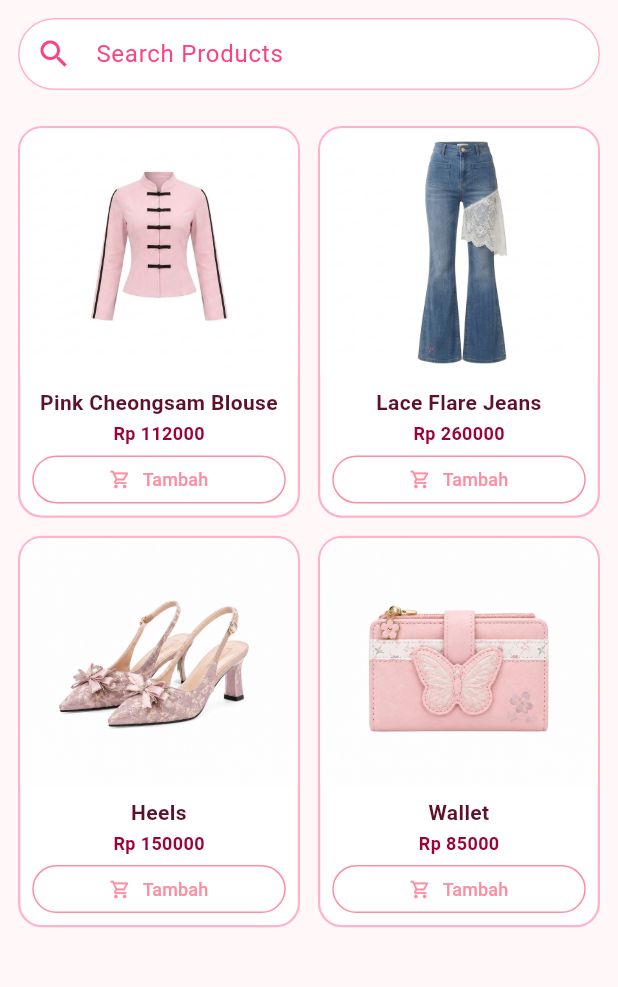
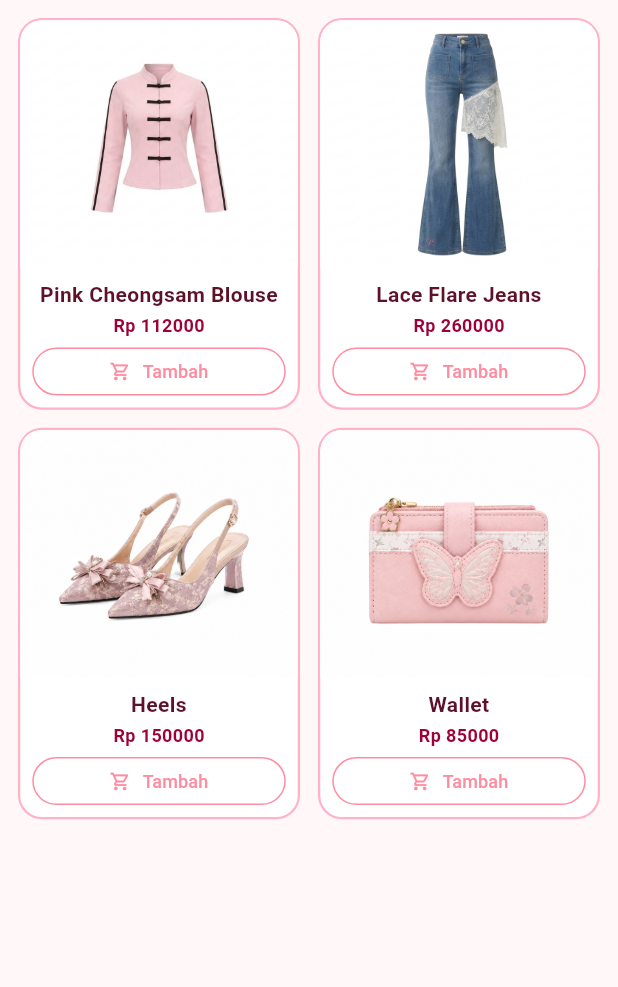
Before and after one commit to sheryafrin42-jpg/Cherish, a Flutter app: the screen it shows after launch, on a phone screen of 412 x 824 dp, the part 84-1071 px from its top. Run offline on Flutter 3.47's test engine with Material 3 defaults, Android fonts, the phone set to English and light mode, and no system bars.

Commit message:
Penyesuaian akhir: hapus fitur pencarian

```diff
--- a/lib/screens/catalog_screen.dart
+++ b/lib/screens/catalog_screen.dart
@@ -3,25 +3,13 @@ import 'package:provider/provider.dart';
 import '../providers/cart_provider.dart';
 import 'cart_screen.dart';
 
-class CatalogScreen extends StatefulWidget {
+class CatalogScreen extends StatelessWidget {
   const CatalogScreen({super.key});
-
-  @override
-  State<CatalogScreen> createState() => _CatalogScreenState();
-}
-
-class _CatalogScreenState extends State<CatalogScreen> {
-  String _searchQuery = '';
 
   @override
   Widget build(BuildContext context) {
     final cartProvider = Provider.of<CartProvider>(context);
-    final allProducts = cartProvider.items;
-
-    // Logika Filter Pencarian Produk
-    final filteredProducts = allProducts.where((product) {
-      return product.title.toLowerCase().contains(_searchQuery.toLowerCase());
-    }).toList();
+    final products = cartProvider.items;
 
     return Scaffold(
       backgroundColor: const Color(0xFFFFF7F8),
@@ -79,57 +67,16 @@ class _CatalogScreenState extends State<CatalogScreen> {
           const SizedBox(width: 8),
         ],
       ),
-      body: Column(
-        children: [
-          // Input Field Pencarian
-          Padding(
-            padding: const EdgeInsets.all(12.0),
-            child: TextField(
-              onChanged: (value) {
-                setState(() {
-                  _searchQuery = value;
-                });
-              },
-              decoration: InputDecoration(
-                hintText: 'Search Products',
-                hintStyle: const TextStyle(color: Colors.pinkAccent),
-                prefixIcon: const Icon(Icons.search, color: Colors.pinkAccent),
-                suffixIcon: _searchQuery.isNotEmpty
-                    ? IconButton(
-                        icon: const Icon(Icons.clear, color: Colors.pinkAccent),
-                        onPressed: () {
-                          setState(() {
-                            _searchQuery = '';
-                          });
-                        },
-                      )
-                    : null,
-                filled: true,
-                fillColor: Colors.white,
-                contentPadding: const EdgeInsets.symmetric(vertical: 0),
-                border: OutlineInputBorder(
-                  borderRadius: BorderRadius.circular(25.0),
-                  borderSide: const BorderSide(color: Color(0xFFFFB2C9)),
-                ),
-                enabledBorder: OutlineInputBorder(
-                  borderRadius: BorderRadius.circular(25.0),
-                  borderSide: const BorderSide(color: Color(0xFFFFB2C9)),
-                ),
-              ),
-            ),
-          ),
-          // Grid Hasil Pencarian
-          Expanded(
-            child: filteredProducts.isEmpty
+      body: products.isEmpty
           ? const Center(
               child: Text(
-                      'Produk tidak ditemukan',
+                'Belum ada produk',
                 style: TextStyle(color: Color(0xFFFF8DA1), fontSize: 16),
               ),
             )
           : GridView.builder(
               padding: const EdgeInsets.all(12),
-                    itemCount: filteredProducts.length,
+              itemCount: products.length,
               gridDelegate: const SliverGridDelegateWithFixedCrossAxisCount(
                 crossAxisCount: 2,
                 childAspectRatio: 0.72,
@@ -137,7 +84,7 @@ class _CatalogScreenState extends State<CatalogScreen> {
                 mainAxisSpacing: 12,
               ),
               itemBuilder: (ctx, i) {
-                      final product = filteredProducts[i];
+                final product = products[i];
                 return Container(
                   decoration: BoxDecoration(
                     color: Colors.white,
@@ -230,9 +177,6 @@ class _CatalogScreenState extends State<CatalogScreen> {
                 );
               },
             ),
-          ),
-        ],
-      ),
     );
   }
 }
```
Lines whose indentation alone changed are shown as unchanged.
